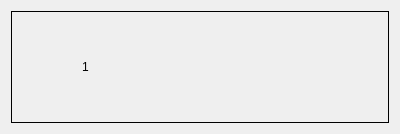
First picture: the form in GoTvApps/GoTvCommon/Forms/ImageListRow.ui, repository brettrjones/gotvptop, before the edit.
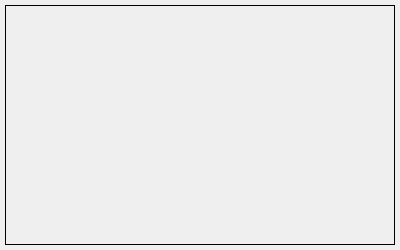
Second picture: the form after the edit. Custom widgets are drawn as their Qt base class.

```diff
--- a/GoTvApps/GoTvCommon/Forms/ImageListRow.ui
+++ b/GoTvApps/GoTvCommon/Forms/ImageListRow.ui
@@ -7,21 +7,54 @@
     <x>0</x>
     <y>0</y>
     <width>400</width>
-    <height>134</height>
+    <height>250</height>
    </rect>
   </property>
   <property name="sizePolicy">
-   <sizepolicy hsizetype="Expanding" vsizetype="Minimum">
+   <sizepolicy hsizetype="Expanding" vsizetype="Preferred">
     <horstretch>0</horstretch>
     <verstretch>0</verstretch>
    </sizepolicy>
   </property>
+  <property name="minimumSize">
+   <size>
+    <width>0</width>
+    <height>0</height>
+   </size>
+  </property>
   <property name="windowTitle">
    <string>ImageListRow</string>
   </property>
   <layout class="QGridLayout" name="gridLayout">
+   <property name="leftMargin">
+    <number>5</number>
+   </property>
+   <property name="topMargin">
+    <number>5</number>
+   </property>
+   <property name="rightMargin">
+    <number>5</number>
+   </property>
+   <property name="bottomMargin">
+    <number>5</number>
+   </property>
+   <property name="spacing">
+    <number>5</number>
+   </property>
    <item row="0" column="0">
     <widget class="QFrame" name="m_RowFrame">
+     <property name="sizePolicy">
+      <sizepolicy hsizetype="Expanding" vsizetype="Preferred">
+       <horstretch>0</horstretch>
+       <verstretch>0</verstretch>
+      </sizepolicy>
+     </property>
+     <property name="minimumSize">
+      <size>
+       <width>0</width>
+       <height>0</height>
+      </size>
+     </property>
      <property name="frameShape">
       <enum>QFrame::Box</enum>
      </property>
@@ -29,47 +62,23 @@
       <enum>QFrame::Plain</enum>
      </property>
      <layout class="QHBoxLayout" name="horizontalLayout">
-      <item>
-       <widget class="ThumbnailViewWidget" name="m_ThumbWidget" native="true"/>
-      </item>
-      <item>
-       <widget class="QLabel" name="m_RowLabel">
-        <property name="sizePolicy">
-         <sizepolicy hsizetype="Minimum" vsizetype="Minimum">
-          <horstretch>0</horstretch>
-          <verstretch>0</verstretch>
-         </sizepolicy>
-        </property>
-        <property name="text">
-         <string>1</string>
-        </property>
-       </widget>
-      </item>
-      <item>
-       <widget class="ThumbnailViewWidget" name="widget" native="true"/>
-      </item>
-      <item>
-       <widget class="ThumbnailViewWidget" name="widget_2" native="true"/>
-      </item>
-      <item>
-       <widget class="ThumbnailViewWidget" name="widget_3" native="true"/>
-      </item>
-      <item>
-       <widget class="ThumbnailViewWidget" name="widget_4" native="true"/>
-      </item>
+      <property name="leftMargin">
+       <number>5</number>
+      </property>
+      <property name="topMargin">
+       <number>5</number>
+      </property>
+      <property name="rightMargin">
+       <number>5</number>
+      </property>
+      <property name="bottomMargin">
+       <number>5</number>
+      </property>
      </layout>
     </widget>
    </item>
   </layout>
  </widget>
- <customwidgets>
-  <customwidget>
-   <class>ThumbnailViewWidget</class>
-   <extends>QWidget</extends>
-   <header>ThumbnailViewWidget.h</header>
-   <container>1</container>
-  </customwidget>
- </customwidgets>
  <resources/>
  <connections/>
 </ui>
```
